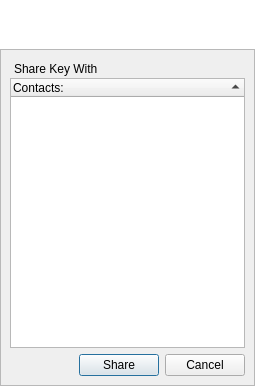
Above: retroshare-gui/src/gui/channels/ShareKey.ui from RetroShare/RetroShare before the change. Below: the same form after it.
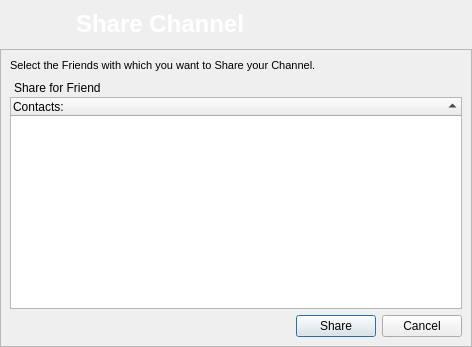
That is the form after the change. Icons and pictures are not drawn.

Commit message: some little redesign Share key dialog

The edit to the form file:
```diff
--- a/retroshare-gui/src/gui/channels/ShareKey.ui
+++ b/retroshare-gui/src/gui/channels/ShareKey.ui
@@ -6,8 +6,8 @@
    <rect>
     <x>0</x>
     <y>0</y>
-    <width>255</width>
-    <height>386</height>
+    <width>472</width>
+    <height>347</height>
    </rect>
   </property>
   <property name="windowTitle">
@@ -31,9 +31,7 @@
         </size>
        </property>
        <property name="styleSheet">
-        <string notr="true">QFrame#frame{
-background-color: rgb(255, 255, 255);
-background-image: url(:/images/connect/connectFriendBanner.png);
+        <string notr="true">QFrame#frame{background-image: url(:/images/connect/connectFriendBanner.png);
 }</string>
        </property>
        <property name="frameShape">
@@ -43,7 +41,10 @@
         <enum>QFrame::Raised</enum>
        </property>
        <layout class="QGridLayout" name="gridLayout_2">
-        <item row="0" column="0">
+        <property name="margin">
+         <number>6</number>
+        </property>
+        <item row="0" column="1">
          <widget class="QLabel" name="tlShareKey">
           <property name="styleSheet">
            <string notr="true"/>
@@ -53,7 +54,23 @@
 &lt;html&gt;&lt;head&gt;&lt;meta name=&quot;qrichtext&quot; content=&quot;1&quot; /&gt;&lt;style type=&quot;text/css&quot;&gt;
 p, li { white-space: pre-wrap; }
 &lt;/style&gt;&lt;/head&gt;&lt;body style=&quot; font-family:'MS Shell Dlg 2'; font-size:8.25pt; font-weight:400; font-style:normal;&quot;&gt;
-&lt;p style=&quot; margin-top:0px; margin-bottom:0px; margin-left:0px; margin-right:0px; -qt-block-indent:0; text-indent:0px;&quot;&gt;&lt;span style=&quot; font-family:'Arial'; font-size:18pt; font-weight:600; color:#ffffff;&quot;&gt;Share Key&lt;/span&gt;&lt;/p&gt;&lt;/body&gt;&lt;/html&gt;</string>
+&lt;p style=&quot; margin-top:0px; margin-bottom:0px; margin-left:0px; margin-right:0px; -qt-block-indent:0; text-indent:0px;&quot;&gt;&lt;span style=&quot; font-family:'Arial'; font-size:18pt; font-weight:600; color:#ffffff;&quot;&gt;Share Channel&lt;/span&gt;&lt;/p&gt;&lt;/body&gt;&lt;/html&gt;</string>
+          </property>
+         </widget>
+        </item>
+        <item row="0" column="0">
+         <widget class="QLabel" name="label">
+          <property name="maximumSize">
+           <size>
+            <width>64</width>
+            <height>64</height>
+           </size>
+          </property>
+          <property name="text">
+           <string/>
+          </property>
+          <property name="pixmap">
+           <pixmap resource="../images.qrc">:/images/user/agt_forum64.png</pixmap>
           </property>
          </widget>
         </item>
@@ -71,7 +88,7 @@
       <enum>QFrame::Raised</enum>
      </property>
      <layout class="QGridLayout" name="gridLayout">
-      <item row="0" column="0">
+      <item row="1" column="0">
        <widget class="QDockWidget" name="contactsdockWidget">
         <property name="enabled">
          <bool>true</bool>
@@ -110,7 +127,7 @@
          <set>QDockWidget::NoDockWidgetFeatures</set>
         </property>
         <property name="windowTitle">
-         <string>Share Key With</string>
+         <string>Share for Friend</string>
         </property>
         <widget class="QWidget" name="dockWidgetContents">
          <layout class="QGridLayout" name="_2">
@@ -172,7 +189,7 @@
         </widget>
        </widget>
       </item>
-      <item row="1" column="0">
+      <item row="2" column="0">
        <layout class="QHBoxLayout" name="horizontalLayout">
         <property name="sizeConstraint">
          <enum>QLayout::SetDefaultConstraint</enum>
@@ -209,6 +226,17 @@
         </item>
        </layout>
       </item>
+      <item row="0" column="0">
+       <widget class="QLabel" name="label_2">
+        <property name="text">
+         <string>&lt;!DOCTYPE HTML PUBLIC &quot;-//W3C//DTD HTML 4.0//EN&quot; &quot;http://www.w3.org/TR/REC-html40/strict.dtd&quot;&gt;
+&lt;html&gt;&lt;head&gt;&lt;meta name=&quot;qrichtext&quot; content=&quot;1&quot; /&gt;&lt;style type=&quot;text/css&quot;&gt;
+p, li { white-space: pre-wrap; }
+&lt;/style&gt;&lt;/head&gt;&lt;body style=&quot; font-family:'MS Shell Dlg 2'; font-size:8.25pt; font-weight:400; font-style:normal;&quot;&gt;
+&lt;p style=&quot; margin-top:0px; margin-bottom:0px; margin-left:0px; margin-right:0px; -qt-block-indent:0; text-indent:0px;&quot;&gt;&lt;span style=&quot; font-size:8pt;&quot;&gt;Select the Friends with which you want to Share your Channel.&lt;/span&gt;&lt;/p&gt;&lt;/body&gt;&lt;/html&gt;</string>
+        </property>
+       </widget>
+      </item>
      </layout>
     </widget>
    </item>
```
Left out of the diff: 8 changed lines with no effect on the pictures.
